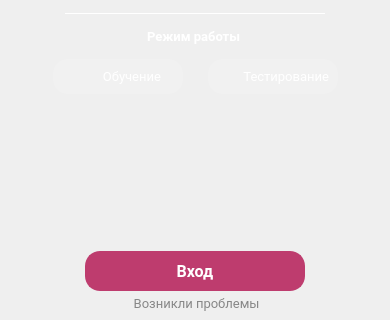
Before: the Qt Designer form Ui/mainwindow.ui in Wb2D/TSCH, drawn with Qt 5; both pictures show x 0 to 390 and y 330 to 650 of the 390 by 650 pixel window.
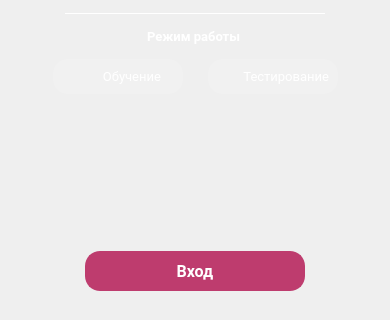
After: the same form once the commit is applied. Icons and pictures are not drawn.

Diff of the .ui file:
```diff
--- a/Ui/mainwindow.ui
+++ b/Ui/mainwindow.ui
@@ -699,7 +699,7 @@
 </string>
                       </property>
                       <property name="text">
-                       <string> Возникли проблемы</string>
+                       <string/>
                       </property>
                      </widget>
                     </item>
```
Left out of the diff: 2 changed lines with no effect on the pictures.
